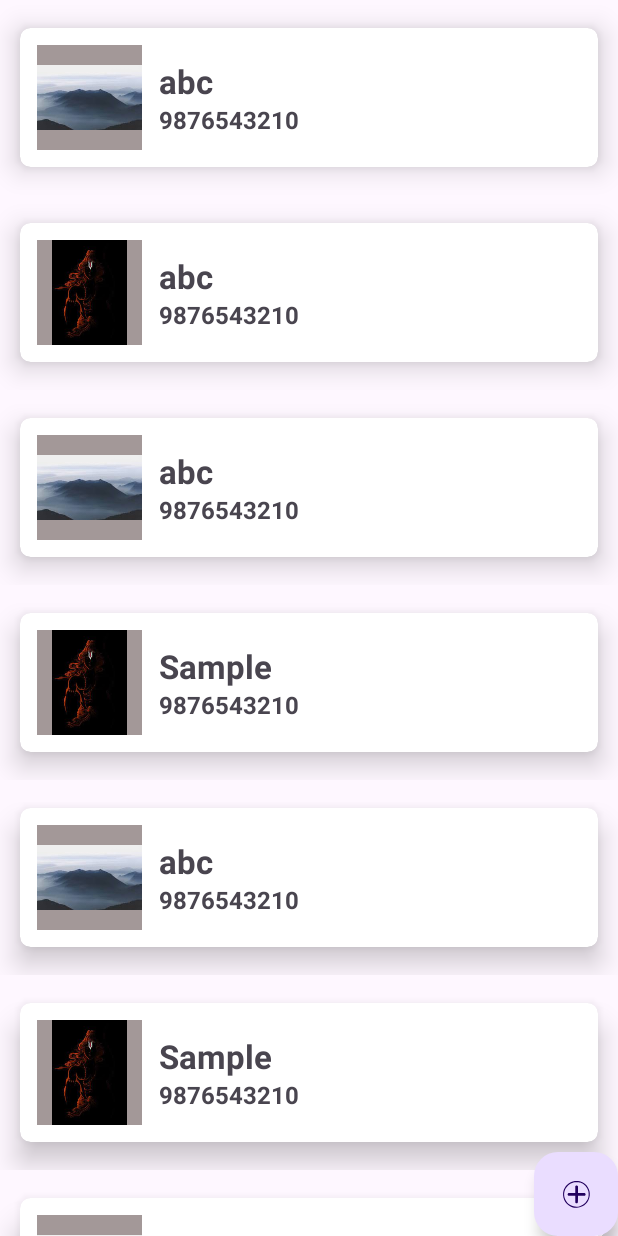
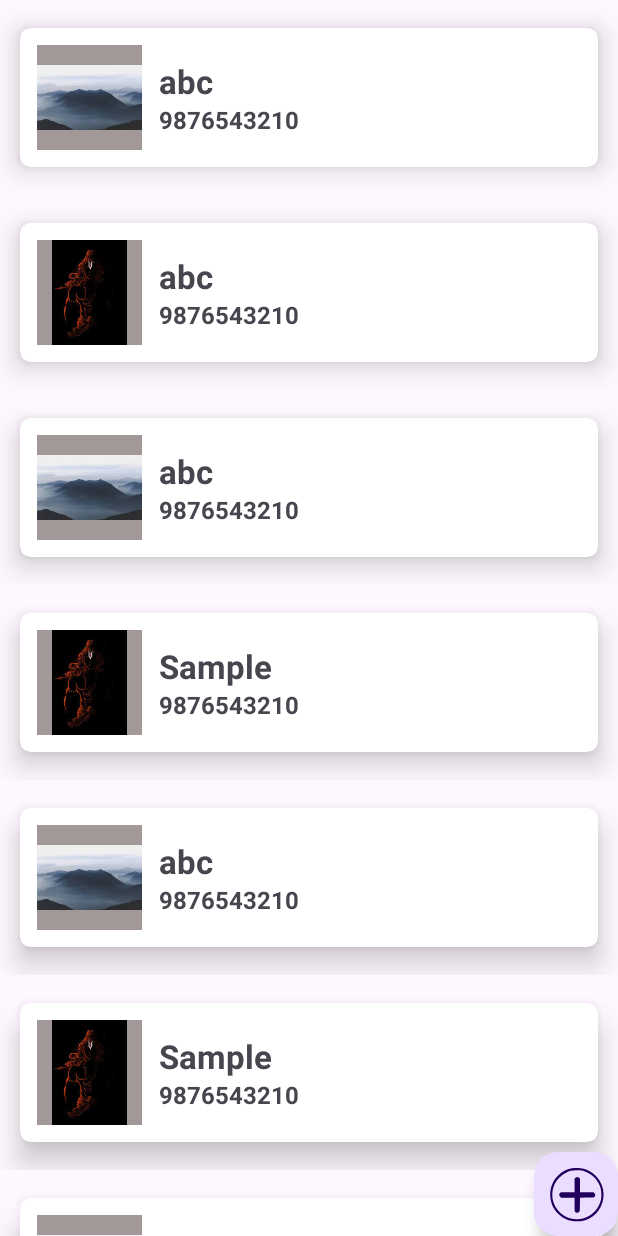
Before and after one commit to abhishek0513/recyclerView, an Android app: the screen it shows after launch (MainActivity), on a phone screen of 412 x 824 dp. Run offline under Robolectric (Android 15) with nearby library versions, the phone set to English and light mode, and no system bars.

Commit message:
further commit 3

```diff
--- a/app/src/main/res/layout/activity_main.xml
+++ b/app/src/main/res/layout/activity_main.xml
@@ -13,12 +13,15 @@
 
     <com.google.android.material.floatingactionbutton.FloatingActionButton
         android:id="@+id/btnOpenDial"
-        android:layout_width="134dp"
-        android:layout_height="91dp"
+        android:layout_width="wrap_content"
+        android:layout_height="75dp"
         android:layout_alignParentEnd="true"
         android:layout_alignParentRight="true"
         android:layout_alignParentBottom="true"
-        android:src="@drawable/plus" />
+        android:src="@drawable/plus"
+        android:tint="@color/black"
+        app:maxImageSize="@android:dimen/app_icon_size"
+        />
 
 
 </RelativeLayout>
```
